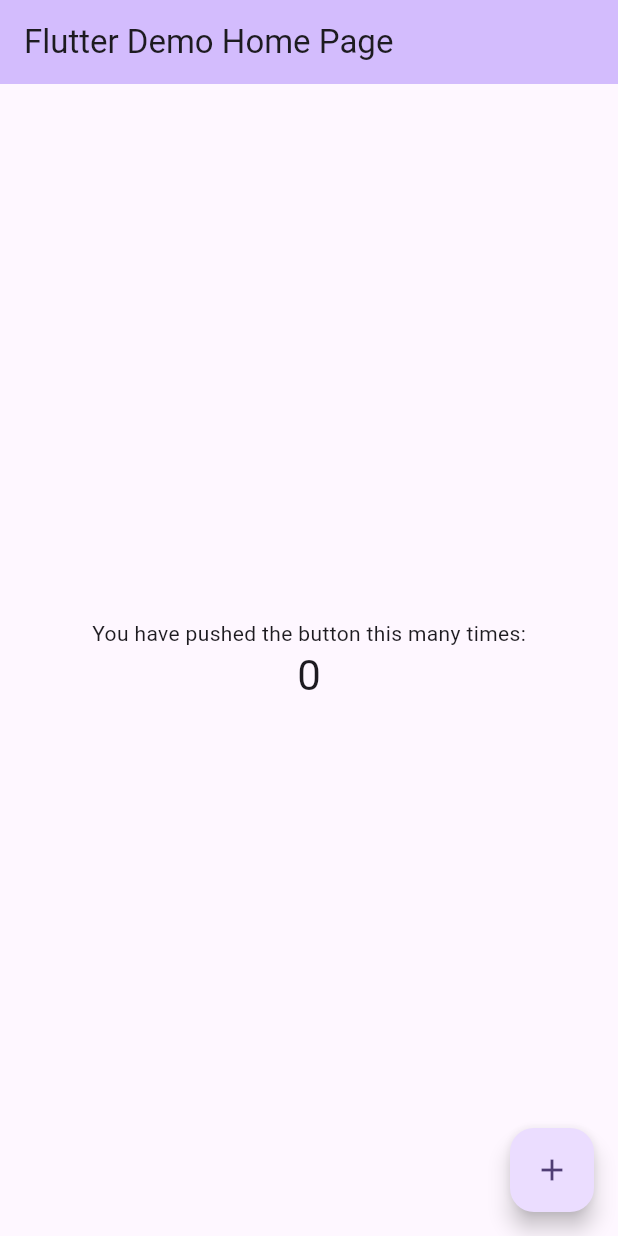
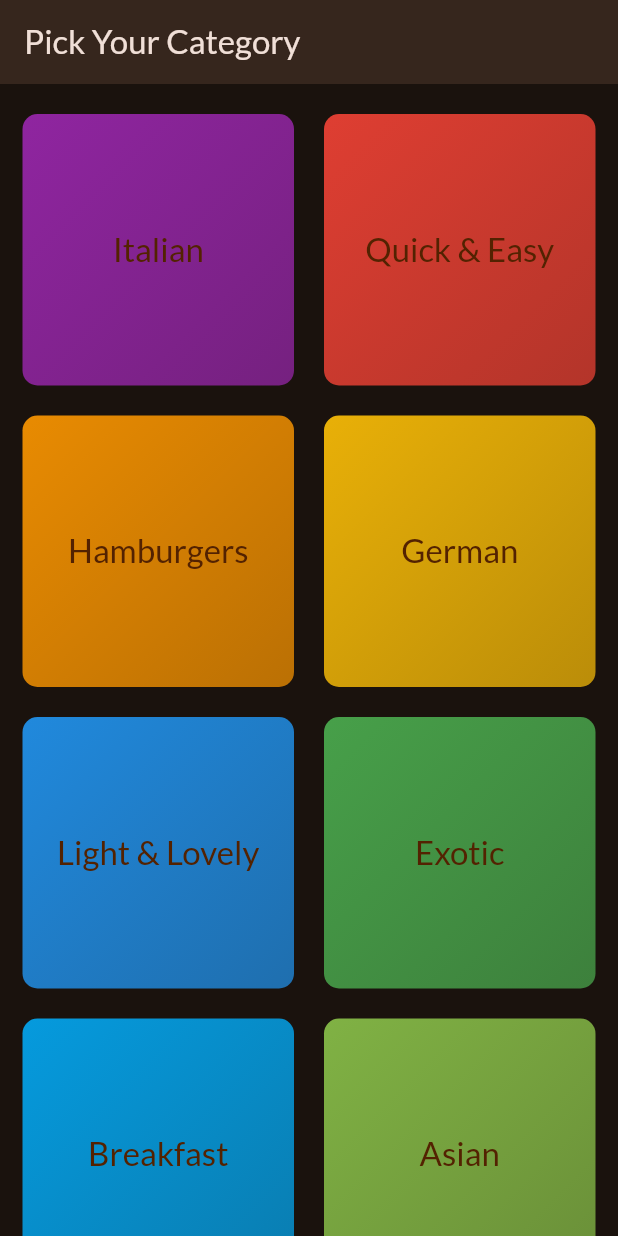
Before and after one commit to pranav-deshpande6224/apps, a Flutter app: the screen it shows after launch, on a phone screen of 412 x 824 dp. Run offline on Flutter 3.47's test engine with Material 3 defaults, Android fonts, the phone set to English and light mode, and no system bars; our stand-ins replace google_fonts.

Commit message:
home screen and meals screen added

```diff
--- /dev/null
+++ b/meals_app/lib/Data/dummy_data.dart
@@ -0,0 +1,55 @@
+import 'package:flutter/material.dart';
+import 'package:meals_app/Models/Category.dart';
+
+const availableCategories = [
+  Category(
+    id: 'c1',
+    title: 'Italian',
+    color: Colors.purple,
+  ),
+  Category(
+    id: 'c2',
+    title: 'Quick & Easy',
+    color: Colors.red,
+  ),
+  Category(
+    id: 'c3',
+    title: 'Hamburgers',
+    color: Colors.orange,
+  ),
+  Category(
+    id: 'c4',
+    title: 'German',
+    color: Colors.amber,
+  ),
+  Category(
+    id: 'c5',
+    title: 'Light & Lovely',
+    color: Colors.blue,
+  ),
+  Category(
+    id: 'c6',
+    title: 'Exotic',
+    color: Colors.green,
+  ),
+  Category(
+    id: 'c7',
+    title: 'Breakfast',
+    color: Colors.lightBlue,
+  ),
+  Category(
+    id: 'c8',
+    title: 'Asian',
+    color: Colors.lightGreen,
+  ),
+  Category(
+    id: 'c9',
+    title: 'French',
+    color: Colors.pink,
+  ),
+  Category(
+    id: 'c10',
+    title: 'Summer',
+    color: Colors.teal,
+  ),
+];
--- /dev/null
+++ b/meals_app/lib/Models/Category.dart
@@ -0,0 +1,13 @@
+import 'package:flutter/material.dart';
+
+class Category {
+  final String id;
+  final String title;
+  final Color color;
+
+  const Category({
+    required this.id,
+    required this.title,
+    this.color = Colors.orange,
+  });
+}
--- /dev/null
+++ b/meals_app/lib/Screens/category_screen.dart
@@ -0,0 +1,35 @@
+// In the main screen list of categories are found
+import 'package:flutter/material.dart';
+import 'package:meals_app/Data/dummy_data.dart';
+import 'package:meals_app/Widgets/category_grid_view_element.dart';
+
+class CategoryScreen extends StatelessWidget {
+  const CategoryScreen({super.key});
+
+  @override
+  Widget build(BuildContext context) {
+    return Scaffold(
+      appBar: AppBar(
+        elevation: 8,
+        title: const Text('Pick Your Category'),
+      ),
+      body: GridView(
+        padding: const EdgeInsets.only(
+          left: 15,
+          right: 15,
+          top: 20,
+        ),
+        gridDelegate: const SliverGridDelegateWithFixedCrossAxisCount(
+          crossAxisCount: 2,
+          mainAxisSpacing: 20,
+          crossAxisSpacing: 20,
+        ),
+        children: availableCategories.map((element) {
+          return CategoryGridViewElement(
+            category: element,
+          );
+        }).toList(),
+      ),
+    );
+  }
+}
--- /dev/null
+++ b/meals_app/lib/Screens/meals_screen.dart
@@ -0,0 +1,10 @@
+import 'package:flutter/material.dart';
+
+class MealsScreen extends StatelessWidget {
+  const MealsScreen({super.key});
+
+  @override
+  Widget build(BuildContext context) {
+    return const Placeholder();
+  }
+}
--- /dev/null
+++ b/meals_app/lib/Widgets/category_grid_view_element.dart
@@ -0,0 +1,36 @@
+import 'package:flutter/material.dart';
+import 'package:meals_app/Models/Category.dart';
+
+class CategoryGridViewElement extends StatelessWidget {
+  const CategoryGridViewElement({super.key, required this.category});
+  final Category category;
+  @override
+  Widget build(BuildContext context) {
+    return InkWell(
+      splashColor: const Color.fromARGB(31, 166, 94, 94),
+      onTap: (){},
+      borderRadius: BorderRadius.circular(10),
+      child: Container(
+        decoration: BoxDecoration(
+          borderRadius: BorderRadius.circular(10),
+          gradient: LinearGradient(
+            colors: [
+              category.color.withOpacity(0.9),
+              category.color.withOpacity(0.7)
+            ],
+            begin: Alignment.topLeft,
+            end: Alignment.bottomRight,
+          ),
+        ),
+        child: Center(
+          child: Text(
+            category.title,
+            style: Theme.of(context).textTheme.titleLarge!.copyWith(
+                  color: Theme.of(context).colorScheme.onPrimary,
+                ),
+          ),
+        ),
+      ),
+    );
+  }
+}
--- a/meals_app/lib/main.dart
+++ b/meals_app/lib/main.dart
@@ -1,125 +1,29 @@
 import 'package:flutter/material.dart';
 
+import 'package:google_fonts/google_fonts.dart';
+import 'package:meals_app/Screens/category_screen.dart';
+
+final theme = ThemeData(
+  useMaterial3: true,
+  colorScheme: ColorScheme.fromSeed(
+    brightness: Brightness.dark,
+    seedColor: const Color.fromARGB(255, 131, 57, 0),
+  ),
+  textTheme: GoogleFonts.latoTextTheme(),
+);
+
 void main() {
-  runApp(const MyApp());
+  runApp(const App());
 }
 
-class MyApp extends StatelessWidget {
-  const MyApp({super.key});
+class App extends StatelessWidget {
+  const App({super.key});
 
-  // This widget is the root of your application.
   @override
   Widget build(BuildContext context) {
     return MaterialApp(
-      title: 'Flutter Demo',
-      theme: ThemeData(
-        // This is the theme of your application.
-        //
-        // TRY THIS: Try running your application with "flutter run". You'll see
-        // the application has a purple toolbar. Then, without quitting the app,
-        // try changing the seedColor in the colorScheme below to Colors.green
-        // and then invoke "hot reload" (save your changes or press the "hot
-        // reload" button in a Flutter-supported IDE, or press "r" if you used
-        // the command line to start the app).
-        //
-        // Notice that the counter didn't reset back to zero; the application
-        // state is not lost during the reload. To reset the state, use hot
-        // restart instead.
-        //
-        // This works for code too, not just values: Most code changes can be
-        // tested with just a hot reload.
-        colorScheme: ColorScheme.fromSeed(seedColor: Colors.deepPurple),
-        useMaterial3: true,
-      ),
-      home: const MyHomePage(title: 'Flutter Demo Home Page'),
+      theme: theme,
+      home: const CategoryScreen(),
     );
   }
 }
-
-class MyHomePage extends StatefulWidget {
-  const MyHomePage({super.key, required this.title});
-
-  // This widget is the home page of your application. It is stateful, meaning
-  // that it has a State object (defined below) that contains fields that affect
-  // how it looks.
-
-  // This class is the configuration for the state. It holds the values (in this
-  // case the title) provided by the parent (in this case the App widget) and
-  // used by the build method of the State. Fields in a Widget subclass are
-  // always marked "final".
-
-  final String title;
-
-  @override
-  State<MyHomePage> createState() => _MyHomePageState();
-}
-
-class _MyHomePageState extends State<MyHomePage> {
-  int _counter = 0;
-
-  void _incrementCounter() {
-    setState(() {
-      // This call to setState tells the Flutter framework that something has
-      // changed in this State, which causes it to rerun the build method below
-      // so that the display can reflect the updated values. If we changed
-      // _counter without calling setState(), then the build method would not be
-      // called again, and so nothing would appear to happen.
-      _counter++;
-    });
-  }
-
-  @override
-  Widget build(BuildContext context) {
-    // This method is rerun every time setState is called, for instance as done
-    // by the _incrementCounter method above.
-    //
-    // The Flutter framework has been optimized to make rerunning build methods
-    // fast, so that you can just rebuild anything that needs updating rather
-    // than having to individually change instances of widgets.
-    return Scaffold(
-      appBar: AppBar(
-        // TRY THIS: Try changing the color here to a specific color (to
-        // Colors.amber, perhaps?) and trigger a hot reload to see the AppBar
-        // change color while the other colors stay the same.
-        backgroundColor: Theme.of(context).colorScheme.inversePrimary,
-        // Here we take the value from the MyHomePage object that was created by
-        // the App.build method, and use it to set our appbar title.
-        title: Text(widget.title),
-      ),
-      body: Center(
-        // Center is a layout widget. It takes a single child and positions it
-        // in the middle of the parent.
-        child: Column(
-          // Column is also a layout widget. It takes a list of children and
-          // arranges them vertically. By default, it sizes itself to fit its
-          // children horizontally, and tries to be as tall as its parent.
-          //
-          // Column has various properties to control how it sizes itself and
-          // how it positions its children. Here we use mainAxisAlignment to
-          // center the children vertically; the main axis here is the vertical
-          // axis because Columns are vertical (the cross axis would be
-          // horizontal).
-          //
-          // TRY THIS: Invoke "debug painting" (choose the "Toggle Debug Paint"
-          // action in the IDE, or press "p" in the console), to see the
-          // wireframe for each widget.
-          mainAxisAlignment: MainAxisAlignment.center,
-          children: <Widget>[
-            const Text(
-              'You have pushed the button this many times:',
-            ),
-            Text(
-              '$_counter',
-              style: Theme.of(context).textTheme.headlineMedium,
-            ),
-          ],
-        ),
-      ),
-      floatingActionButton: FloatingActionButton(
-        onPressed: _incrementCounter,
-        tooltip: 'Increment',
-        child: const Icon(Icons.add),
-      ), // This trailing comma makes auto-formatting nicer for build methods.
-    );
-  }
-}
--- a/meals_app/pubspec.yaml
+++ b/meals_app/pubspec.yaml
@@ -35,6 +35,7 @@ dependencies:
   # The following adds the Cupertino Icons font to your application.
   # Use with the CupertinoIcons class for iOS style icons.
   cupertino_icons: ^1.0.6
+  google_fonts: ^6.2.1
 
 dev_dependencies:
   flutter_test:
```
Also changed, not shown: meals_app/pubspec.lock, 11 other files.
